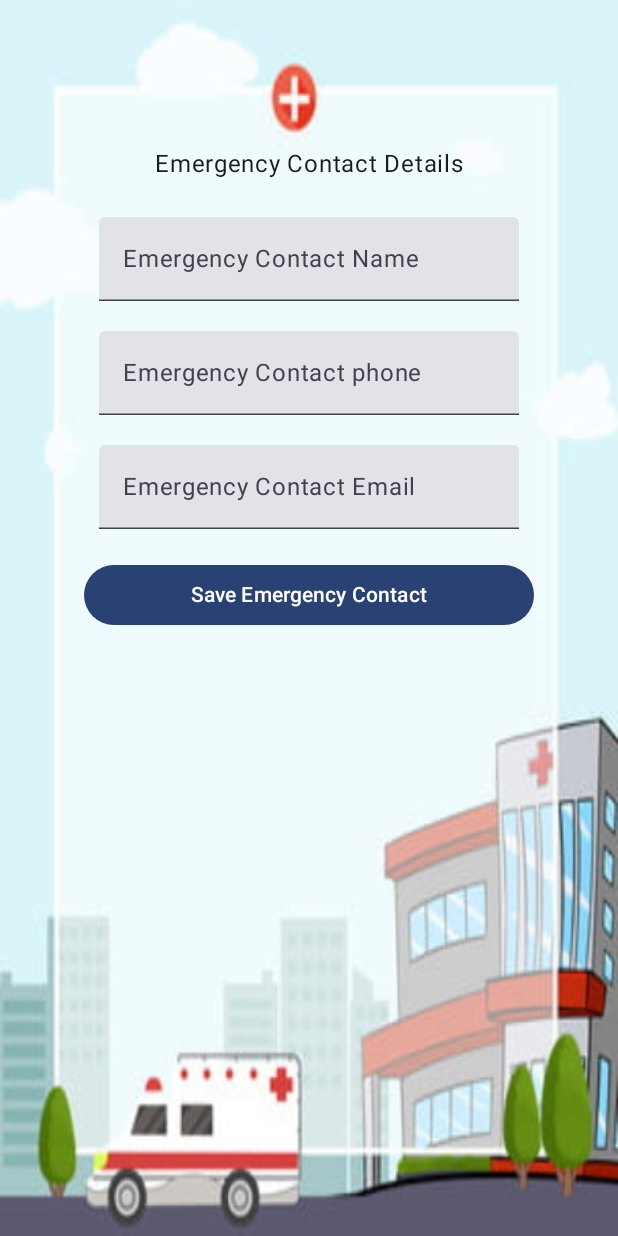
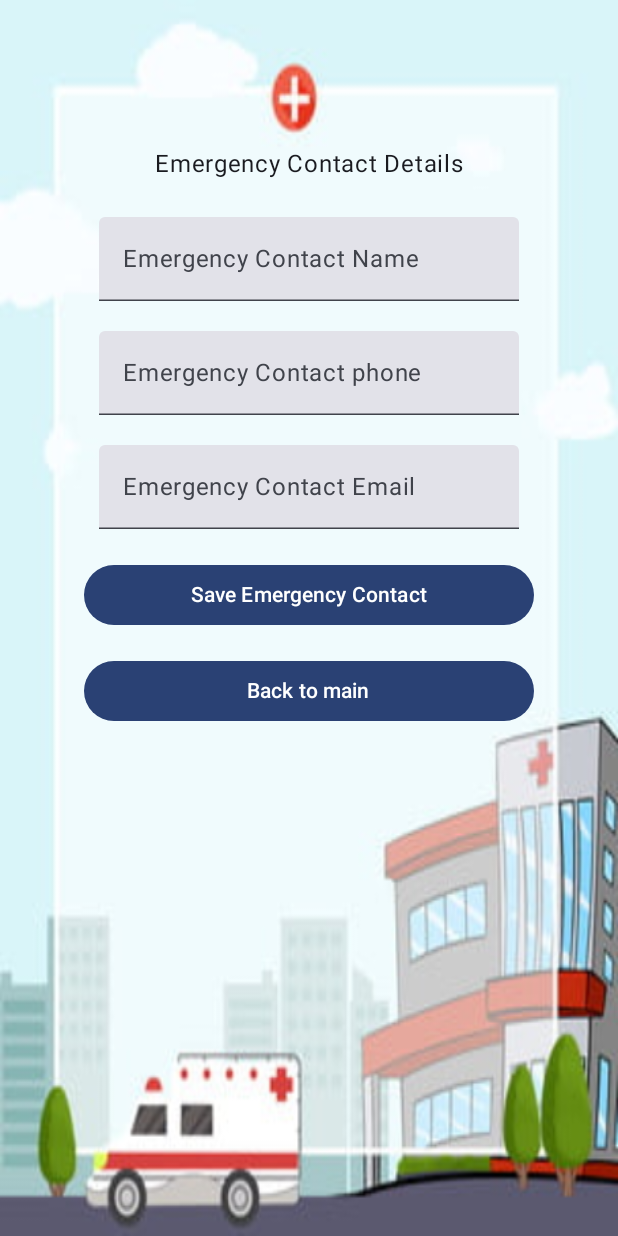
Before and after one commit to wallace0123456/Android_project_3053643, an Android app built with Jetpack Compose: the Contact screen opened directly, with no data from a screen before it, on a phone screen of 412 x 824 dp. Run offline under Robolectric (Android 15) with nearby library versions, the phone set to English and light mode, and no system bars; our stand-ins replace Firebase (no records; nobody signed in at launch, a user with empty details on screens opened directly).

Commit message:
Add comments

```diff
--- a/app/src/main/java/com/griffith/md_project_3053643/Contact.kt
+++ b/app/src/main/java/com/griffith/md_project_3053643/Contact.kt
@@ -43,6 +43,8 @@ class Contact : ComponentActivity() {
                     modifier = Modifier.fillMaxSize(),
                     color = MaterialTheme.colorScheme.background
                 ) {
+
+                    //call the ContactPage with navController
                     ContactPage(navController)
 
                 }
@@ -55,11 +57,14 @@ class Contact : ComponentActivity() {
 @OptIn(ExperimentalMaterial3Api::class)
 @Composable
 fun ContactPage(navController: NavController){
+    //ready variables for user input
     var contactName = remember { mutableStateOf("") }
     var contactPhone = remember { mutableStateOf("") }
     var contactEmail = remember { mutableStateOf("") }
+    //variable use to work with firebase
     val database = FirebaseDatabase.getInstance().reference
 
+    //change the background of this page
     Image(painter = painterResource(id = R.drawable.emer),
         contentDescription = "emergencyBackground",
         contentScale = ContentScale.FillBounds,
@@ -68,34 +73,47 @@ fun ContactPage(navController: NavController){
         modifier = Modifier.fillMaxSize(),
         horizontalAlignment = Alignment.CenterHorizontally
     ){
+
         Text("Emergency Contact Details",
         style = MaterialTheme.typography.bodyLarge,
         modifier = Modifier.padding(bottom = 26.dp,top = 100.dp)
             )
+        //textfield for user to input emergency contact's name
         TextField(value = contactName.value,
             onValueChange ={contactName.value = it},
             label ={ Text("Emergency Contact Name")},
             modifier = Modifier.padding(bottom = 20.dp)
         )
+
+        //textfield for user to input emergency contact's phone when car
+        //accident happen, it will call the contact automatically
         TextField(value = contactPhone.value,
             onValueChange ={contactPhone.value = it},
             label ={ Text("Emergency Contact phone")},
             modifier = Modifier.padding(bottom = 20.dp)
         )
+
+        //textfield for user to input emergency contact's email, it will send a
+        //email to contact when accident happens.
         TextField(value = contactEmail.value,
             onValueChange ={contactEmail.value = it},
             label ={ Text("Emergency Contact Email")},
             modifier = Modifier.padding(bottom = 20.dp)
         )
+        //button uses to save emergency contact's details
         Button(
             onClick = {
+                //if statement to check if the field is blank or not
                 if (contactName.value.isNotBlank() && contactPhone.value.isNotBlank() && contactEmail.value.isNotBlank()) {
+                    //if they are not empty, get their values
                     val contactDetails = ContactDetails(
                         name = contactName.value,
                         phone = contactPhone.value,
                         email = contactEmail.value
                     )
+                    //then input them into firebase database
                     database.child("contacts").setValue(contactDetails)
+                    //and go back to main page after finish
                     navController.navigate("Main")
                 }},
             modifier = Modifier
@@ -105,9 +123,20 @@ fun ContactPage(navController: NavController){
         {
             Text("Save Emergency Contact")
         }
+
+        //button for user to navigate back to main page
+        Button(onClick = { navController.navigate("Main") },
+            modifier = Modifier
+                .width(300.dp)
+                .padding(bottom = 16.dp))
+
+        {
+            Text("Back to main")
+        }
     }
 }
 
+//data class uses for firebase database
 data class ContactDetails(
     val name: String,
     val phone: String,
```
Also changed, not shown: app/src/main/java/com/griffith/md_project_3053643/Login.kt (+28 -1 lines), app/src/main/java/com/griffith/md_project_3053643/MainActivity.kt (+13 -4 lines), app/src/main/java/com/griffith/md_project_3053643/Register.kt (+22 -6 lines).
